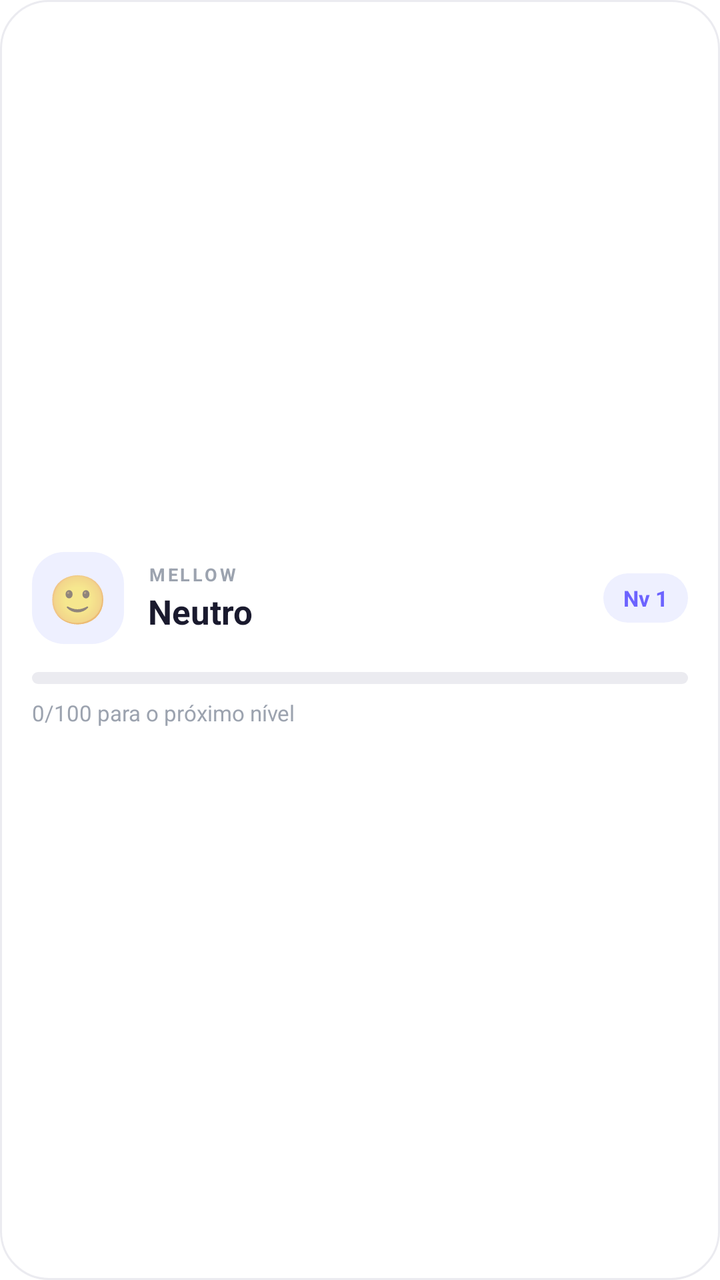
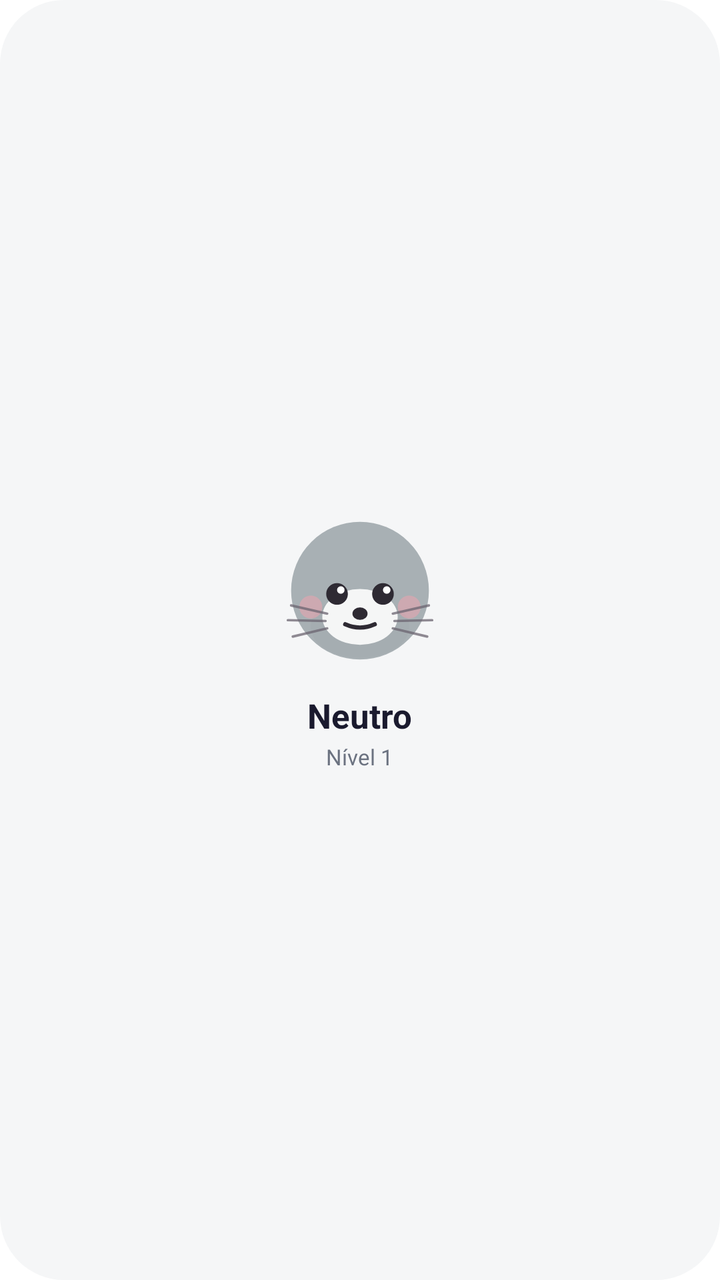

An Android layout rendered at two revisions. The XML below is the earlier revision; the diff shows what the commit changed to produce the second picture.
<!-- AndroidManifest.xml: fallback theme Theme.MaterialComponents.DayNight.NoActionBar -->
<!-- res/layout/widget_mood.xml -->
<?xml version="1.0" encoding="utf-8"?>
<LinearLayout xmlns:android="http://schemas.android.com/apk/res/android"
    android:id="@+id/widget_mood_root"
    android:layout_width="match_parent"
    android:layout_height="match_parent"
    android:orientation="vertical"
    android:background="@drawable/widget_card_bg"
    android:padding="16dp"
    android:gravity="center_vertical">

    <LinearLayout
        android:layout_width="match_parent"
        android:layout_height="wrap_content"
        android:orientation="horizontal"
        android:gravity="center_vertical">

        <TextView
            android:id="@+id/widget_mood_emoji"
            android:layout_width="46dp"
            android:layout_height="46dp"
            android:background="@drawable/widget_avatar_bg"
            android:gravity="center"
            android:textSize="24sp"
            android:text="🙂" />

        <LinearLayout
            android:layout_width="0dp"
            android:layout_height="wrap_content"
            android:layout_weight="1"
            android:layout_marginStart="12dp"
            android:orientation="vertical">

            <TextView
                android:layout_width="wrap_content"
                android:layout_height="wrap_content"
                android:textSize="9sp"
                android:textStyle="bold"
                android:textColor="#9CA3AF"
                android:letterSpacing="0.14"
                android:text="MELLOW" />

            <TextView
                android:id="@+id/widget_mood_label"
                android:layout_width="match_parent"
                android:layout_height="wrap_content"
                android:layout_marginTop="1dp"
                android:textSize="17sp"
                android:textStyle="bold"
                android:textColor="#1A1A2E"
                android:maxLines="1"
                android:ellipsize="end"
                android:text="Neutro" />
        </LinearLayout>

        <TextView
            android:id="@+id/widget_mood_level"
            android:layout_width="wrap_content"
            android:layout_height="wrap_content"
            android:layout_marginStart="8dp"
            android:background="@drawable/widget_level_pill"
            android:paddingStart="10dp"
            android:paddingEnd="10dp"
            android:paddingTop="5dp"
            android:paddingBottom="5dp"
            android:textSize="11sp"
            android:textStyle="bold"
            android:textColor="#6C63FF"
            android:text="Nv 1" />
    </LinearLayout>

    <ProgressBar
        android:id="@+id/widget_mood_bar"
        style="?android:attr/progressBarStyleHorizontal"
        android:layout_width="match_parent"
        android:layout_height="6dp"
        android:layout_marginTop="14dp"
        android:progressDrawable="@drawable/widget_progress"
        android:max="100"
        android:progress="0" />

    <TextView
        android:id="@+id/widget_mood_sub"
        android:layout_width="match_parent"
        android:layout_height="wrap_content"
        android:layout_marginTop="7dp"
        android:textSize="11sp"
        android:textColor="#9CA3AF"
        android:maxLines="1"
        android:ellipsize="end"
        android:text="0/100 para o próximo nível" />
</LinearLayout>
<!-- resources referenced by this layout -->
<resources>
  <!-- drawable widget_avatar_bg (drawable) -->
  <?xml version="1.0" encoding="utf-8"?>
  <shape xmlns:android="http://schemas.android.com/apk/res/android" android:shape="rectangle">
    <solid android:color="#EEF0FF" />
    <corners android:radius="16dp" />
  </shape>
  <!-- drawable widget_card_bg (drawable) -->
  <?xml version="1.0" encoding="utf-8"?>
  <shape xmlns:android="http://schemas.android.com/apk/res/android" android:shape="rectangle">
    <solid android:color="#FFFFFF" />
    <corners android:radius="24dp" />
    <stroke android:width="1dp" android:color="#EBEBF0" />
  </shape>
  <!-- drawable widget_level_pill (drawable) -->
  <?xml version="1.0" encoding="utf-8"?>
  <shape xmlns:android="http://schemas.android.com/apk/res/android" android:shape="rectangle">
    <solid android:color="#EEF0FF" />
    <corners android:radius="999dp" />
  </shape>
  <!-- drawable widget_progress (drawable) -->
  <?xml version="1.0" encoding="utf-8"?>
  <layer-list xmlns:android="http://schemas.android.com/apk/res/android">
    <item android:id="@android:id/background">
      <shape android:shape="rectangle">
        <solid android:color="#EBEBF0" />
        <corners android:radius="999dp" />
      </shape>
    </item>
    <item android:id="@android:id/progress">
      <clip>
        <shape android:shape="rectangle">
          <solid android:color="#6C63FF" />
          <corners android:radius="999dp" />
        </shape>
      </clip>
    </item>
  </layer-list>
</resources>

<!-- the commit's change to res/layout/widget_mood.xml (unified diff, before → after) -->
@@ -4,88 +4,36 @@
     android:layout_width="match_parent"
     android:layout_height="match_parent"
     android:orientation="vertical"
-    android:background="@drawable/widget_card_bg"
+    android:background="@drawable/widget_tint_neutral"
     android:padding="16dp"
-    android:gravity="center_vertical">
+    android:gravity="center">
 
-    <LinearLayout
-        android:layout_width="match_parent"
+    <ImageView
+        android:id="@+id/widget_mood_pet"
+        android:layout_width="82dp"
+        android:layout_height="82dp"
+        android:src="@drawable/mellow_neutral"
+        android:contentDescription="@null" />
+
+    <TextView
+        android:id="@+id/widget_mood_label"
+        android:layout_width="wrap_content"
         android:layout_height="wrap_content"
-        android:orientation="horizontal"
-        android:gravity="center_vertical">
-
-        <TextView
-            android:id="@+id/widget_mood_emoji"
-            android:layout_width="46dp"
-            android:layout_height="46dp"
-            android:background="@drawable/widget_avatar_bg"
-            android:gravity="center"
-            android:textSize="24sp"
-            android:text="🙂" />
-
-        <LinearLayout
-            android:layout_width="0dp"
-            android:layout_height="wrap_content"
-            android:layout_weight="1"
-            android:layout_marginStart="12dp"
-            android:orientation="vertical">
-
-            <TextView
-                android:layout_width="wrap_content"
-                android:layout_height="wrap_content"
-                android:textSize="9sp"
-                android:textStyle="bold"
-                android:textColor="#9CA3AF"
-                android:letterSpacing="0.14"
-                android:text="MELLOW" />
-
-            <TextView
-                android:id="@+id/widget_mood_label"
-                android:layout_width="match_parent"
-                android:layout_height="wrap_content"
-                android:layout_marginTop="1dp"
-                android:textSize="17sp"
-                android:textStyle="bold"
-                android:textColor="#1A1A2E"
-                android:maxLines="1"
-                android:ellipsize="end"
-                android:text="Neutro" />
-        </LinearLayout>
-
-        <TextView
-            android:id="@+id/widget_mood_level"
-            android:layout_width="wrap_content"
-            android:layout_height="wrap_content"
-            android:layout_marginStart="8dp"
-            android:background="@drawable/widget_level_pill"
-            android:paddingStart="10dp"
-            android:paddingEnd="10dp"
-            android:paddingTop="5dp"
-            android:paddingBottom="5dp"
-            android:textSize="11sp"
-            android:textStyle="bold"
-            android:textColor="#6C63FF"
-            android:text="Nv 1" />
-    </LinearLayout>
-
-    <ProgressBar
-        android:id="@+id/widget_mood_bar"
-        style="?android:attr/progressBarStyleHorizontal"
-        android:layout_width="match_parent"
-        android:layout_height="6dp"
-        android:layout_marginTop="14dp"
-        android:progressDrawable="@drawable/widget_progress"
-        android:max="100"
-        android:progress="0" />
+        android:layout_marginTop="10dp"
+        android:textSize="17sp"
+        android:textStyle="bold"
+        android:textColor="#1A1A2E"
+        android:maxLines="1"
+        android:ellipsize="end"
+        android:text="Neutro" />
 
     <TextView
         android:id="@+id/widget_mood_sub"
-        android:layout_width="match_parent"
+        android:layout_width="wrap_content"
         android:layout_height="wrap_content"
-        android:layout_marginTop="7dp"
+        android:layout_marginTop="2dp"
         android:textSize="11sp"
-        android:textColor="#9CA3AF"
+        android:textColor="#6B7280"
         android:maxLines="1"
-        android:ellipsize="end"
-        android:text="0/100 para o próximo nível" />
+        android:text="Nível 1" />
 </LinearLayout>
<!-- resource entries referenced after the edit -->
@@ -1,41 +1,11 @@
 <!-- resources referenced by this layout -->
 <resources>
-  <!-- drawable widget_avatar_bg (drawable) -->
+  <!-- drawable mellow_neutral: vector/xml drawable (drawable, 3225 chars, omitted) -->
+  <!-- drawable widget_tint_neutral (drawable) -->
   <?xml version="1.0" encoding="utf-8"?>
   <shape xmlns:android="http://schemas.android.com/apk/res/android" android:shape="rectangle">
-    <solid android:color="#EEF0FF" />
-    <corners android:radius="16dp" />
+    <solid android:color="#F5F6F7" />
+    <corners android:radius="32dp" />
   </shape>
-  <!-- drawable widget_card_bg (drawable) -->
-  <?xml version="1.0" encoding="utf-8"?>
-  <shape xmlns:android="http://schemas.android.com/apk/res/android" android:shape="rectangle">
-    <solid android:color="#FFFFFF" />
-    <corners android:radius="24dp" />
-    <stroke android:width="1dp" android:color="#EBEBF0" />
-  </shape>
-  <!-- drawable widget_level_pill (drawable) -->
-  <?xml version="1.0" encoding="utf-8"?>
-  <shape xmlns:android="http://schemas.android.com/apk/res/android" android:shape="rectangle">
-    <solid android:color="#EEF0FF" />
-    <corners android:radius="999dp" />
-  </shape>
-  <!-- drawable widget_progress (drawable) -->
-  <?xml version="1.0" encoding="utf-8"?>
-  <layer-list xmlns:android="http://schemas.android.com/apk/res/android">
-    <item android:id="@android:id/background">
-      <shape android:shape="rectangle">
-        <solid android:color="#EBEBF0" />
-        <corners android:radius="999dp" />
-      </shape>
-    </item>
-    <item android:id="@android:id/progress">
-      <clip>
-        <shape android:shape="rectangle">
-          <solid android:color="#6C63FF" />
-          <corners android:radius="999dp" />
-        </shape>
-      </clip>
-    </item>
-  </layer-list>
 </resources>
 
